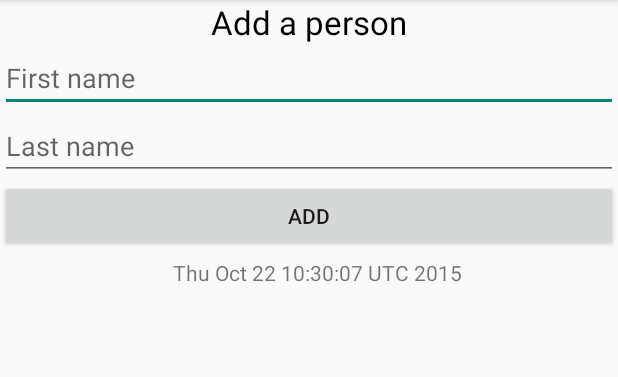
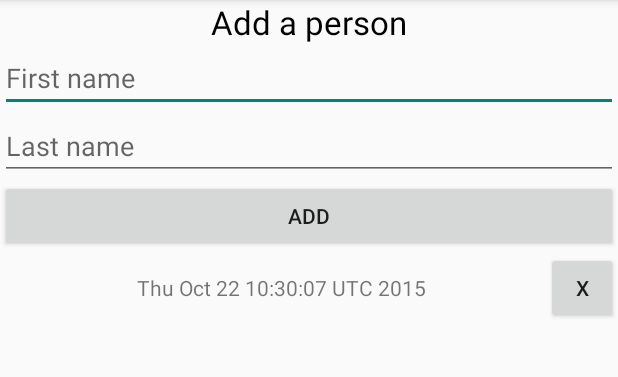
Before and after one commit to ognjencetkovic/AndroidTest, an Android app: the screen it shows after launch (MainActivity), after a tap on "ADD", on a phone screen of 412 x 824 dp, the part 84-461 px from its top. Run offline under Robolectric (Android 15) with nearby library versions, the phone set to English and light mode, and no system bars.

Commit message:
homework solved

```diff
--- a/People/app/src/main/java/ba/bitcamp/ognjencetkovic/people/MainActivity.java
+++ b/People/app/src/main/java/ba/bitcamp/ognjencetkovic/people/MainActivity.java
@@ -38,6 +38,8 @@ public class MainActivity extends ActionBarActivity {
             public void onClick(View v) {
                 Person person = new Person(mFirstNameInput.getText().toString(), mLastNameInput.getText().toString());
                 People.get().add(person);
+                mFirstNameInput.setText("");
+                mLastNameInput.setText("");
                 mAdapter.notifyDataSetChanged();
             }
         });
@@ -83,32 +85,34 @@ public class MainActivity extends ActionBarActivity {
         }
     }
 
-    private class PersonHolder extends RecyclerView.ViewHolder implements View.OnClickListener{
+    private class PersonHolder extends RecyclerView.ViewHolder {
 
         private Person mPerson;
 
         private TextView mNameTextView;
         private TextView mDateTextView;
+        private Button mButtonDelete;
 
         public PersonHolder(View itemView) {
             super(itemView);
 
-            itemView.setOnClickListener(this);
-
             mNameTextView = (TextView) itemView.findViewById(R.id.name_text_view);
             mDateTextView = (TextView) itemView.findViewById(R.id.created_text_view);
+            mButtonDelete = (Button) itemView.findViewById(R.id.button_delete);
 
         }
 
-        public void bindCrime(Person person) {
+        public void bindCrime(final Person person) {
             mPerson = person;
             mNameTextView.setText(mPerson.getFirstName() + " " + mPerson.getLastName());
             mDateTextView.setText(mPerson.getCreated().getTime().toString());
-        }
-
-        @Override
-        public void onClick(View v) {
-            //Toast.makeText(getActivity(), mCrime.getTitle() + " clicked!", Toast.LENGTH_SHORT).show();
+            mButtonDelete.setOnClickListener(new View.OnClickListener() {
+                @Override
+                public void onClick(View v) {
+                    People.get().getPersons().remove(person);
+                    mAdapter.notifyDataSetChanged();
+                }
+            });
         }
     }
 
--- a/People/app/src/main/java/ba/bitcamp/ognjencetkovic/people/People.java
+++ b/People/app/src/main/java/ba/bitcamp/ognjencetkovic/people/People.java
@@ -30,4 +30,8 @@ public class People {
         return mPersons;
     }
 
+    public void delete(Person person) {
+        mPersons.remove(person);
+    }
+
 }
--- a/People/app/src/main/res/layout/list_item_person.xml
+++ b/People/app/src/main/res/layout/list_item_person.xml
@@ -21,5 +21,13 @@
         tools:text="Crime Date"
         android:layout_weight="1"/>
 
+    <Button
+        style="?android:attr/buttonStyleSmall"
+        android:layout_width="wrap_content"
+        android:layout_height="wrap_content"
+        android:text="@string/delete_button"
+        android:id="@+id/button_delete"
+        android:layout_weight="0"/>
+
 
 </LinearLayout>
--- a/People/app/src/main/res/values/strings.xml
+++ b/People/app/src/main/res/values/strings.xml
@@ -2,4 +2,5 @@
     <string name="app_name">People</string>
     <string name="add_person_text">Add a person</string>
     <string name="btn_add">Add</string>
+    <string name="delete_button">X</string>
 </resources>
```
Also changed, not shown: 1 other file.
